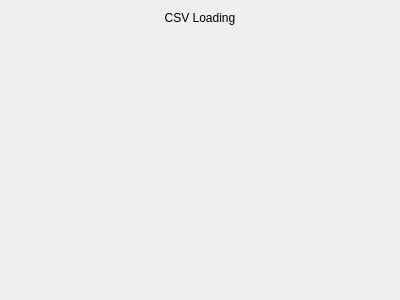
paulmthompson/WhiskerToolbox, file src/WhiskerToolbox/IO_Widgets/Lines/CSV/CSVLineLoader_Widget.ui: the form before one commit.
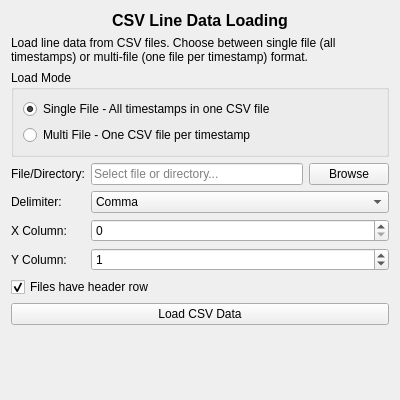
The form after the commit.

Commit message: load multi file lines

What changed in the file:
```diff
--- a/src/WhiskerToolbox/IO_Widgets/Lines/CSV/CSVLineLoader_Widget.ui
+++ b/src/WhiskerToolbox/IO_Widgets/Lines/CSV/CSVLineLoader_Widget.ui
@@ -7,7 +7,7 @@
     <x>0</x>
     <y>0</y>
     <width>400</width>
-    <height>300</height>
+    <height>400</height>
    </rect>
   </property>
   <property name="windowTitle">
@@ -17,10 +17,166 @@
    <item>
     <widget class="QLabel" name="label">
      <property name="text">
-      <string>CSV Loading</string>
+      <string>CSV Line Data Loading</string>
      </property>
      <property name="alignment">
       <set>Qt::AlignmentFlag::AlignCenter</set>
+     </property>
+     <property name="font">
+      <font>
+       <pointsize>12</pointsize>
+       <bold>true</bold>
+      </font>
+     </property>
+    </widget>
+   </item>
+   <item>
+    <widget class="QLabel" name="label_description">
+     <property name="text">
+      <string>Load line data from CSV files. Choose between single file (all timestamps) or multi-file (one file per timestamp) format.</string>
+     </property>
+     <property name="wordWrap">
+      <bool>true</bool>
+     </property>
+    </widget>
+   </item>
+   <item>
+    <widget class="QGroupBox" name="load_mode_groupbox">
+     <property name="title">
+      <string>Load Mode</string>
+     </property>
+     <layout class="QVBoxLayout" name="load_mode_layout">
+      <item>
+       <widget class="QRadioButton" name="single_file_radio">
+        <property name="text">
+         <string>Single File - All timestamps in one CSV file</string>
+        </property>
+        <property name="checked">
+         <bool>true</bool>
+        </property>
+       </widget>
+      </item>
+      <item>
+       <widget class="QRadioButton" name="multi_file_radio">
+        <property name="text">
+         <string>Multi File - One CSV file per timestamp</string>
+        </property>
+       </widget>
+      </item>
+     </layout>
+    </widget>
+   </item>
+   <item>
+    <layout class="QGridLayout" name="gridLayout">
+     <item row="0" column="0">
+      <widget class="QLabel" name="label_file_path">
+       <property name="text">
+        <string>File/Directory:</string>
+       </property>
+      </widget>
+     </item>
+     <item row="0" column="1">
+      <widget class="QLineEdit" name="file_path_edit">
+       <property name="placeholderText">
+        <string>Select file or directory...</string>
+       </property>
+      </widget>
+     </item>
+     <item row="0" column="2">
+      <widget class="QPushButton" name="browse_button">
+       <property name="text">
+        <string>Browse</string>
+       </property>
+      </widget>
+     </item>
+     <item row="1" column="0">
+      <widget class="QLabel" name="label_delimiter">
+       <property name="text">
+        <string>Delimiter:</string>
+       </property>
+      </widget>
+     </item>
+     <item row="1" column="1" colspan="2">
+      <widget class="QComboBox" name="delimiter_combo">
+       <item>
+        <property name="text">
+         <string>Comma</string>
+        </property>
+       </item>
+       <item>
+        <property name="text">
+         <string>Space</string>
+        </property>
+       </item>
+       <item>
+        <property name="text">
+         <string>Tab</string>
+        </property>
+       </item>
+      </widget>
+     </item>
+     <item row="2" column="0">
+      <widget class="QLabel" name="label_x_column">
+       <property name="text">
+        <string>X Column:</string>
+       </property>
+      </widget>
+     </item>
+     <item row="2" column="1" colspan="2">
+      <widget class="QSpinBox" name="x_column_spinbox">
+       <property name="toolTip">
+        <string>Column index for X coordinates (0-based). Only used for multi-file mode.</string>
+       </property>
+       <property name="minimum">
+        <number>0</number>
+       </property>
+       <property name="maximum">
+        <number>10</number>
+       </property>
+       <property name="value">
+        <number>0</number>
+       </property>
+      </widget>
+     </item>
+     <item row="3" column="0">
+      <widget class="QLabel" name="label_y_column">
+       <property name="text">
+        <string>Y Column:</string>
+       </property>
+      </widget>
+     </item>
+     <item row="3" column="1" colspan="2">
+      <widget class="QSpinBox" name="y_column_spinbox">
+       <property name="toolTip">
+        <string>Column index for Y coordinates (0-based). Only used for multi-file mode.</string>
+       </property>
+       <property name="minimum">
+        <number>0</number>
+       </property>
+       <property name="maximum">
+        <number>10</number>
+       </property>
+       <property name="value">
+        <number>1</number>
+       </property>
+      </widget>
+     </item>
+     <item row="4" column="0" colspan="3">
+      <widget class="QCheckBox" name="has_header_checkbox">
+       <property name="text">
+        <string>Files have header row</string>
+       </property>
+       <property name="checked">
+        <bool>true</bool>
+       </property>
+      </widget>
+     </item>
+    </layout>
+   </item>
+   <item>
+    <widget class="QPushButton" name="load_button">
+     <property name="text">
+      <string>Load CSV Data</string>
      </property>
     </widget>
    </item>
```
Left out of the diff: 2 changed lines with no effect on the pictures. The commit also changes 5 other files.
